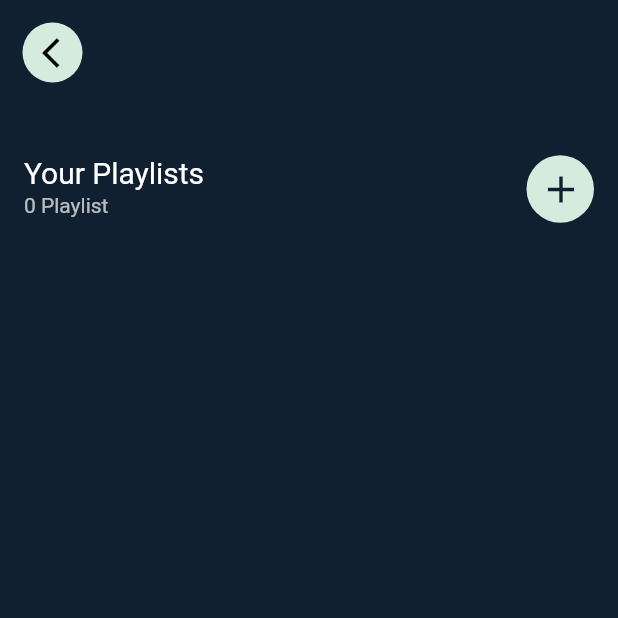
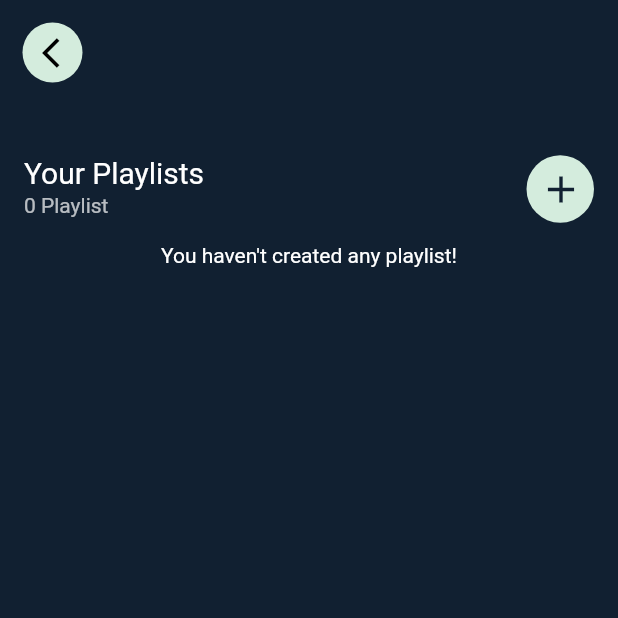
Before and after one commit to muhammedbilals/Jazz_Music_Player, a Flutter app: the PlayListScreen screen opened directly, on a phone screen of 412 x 824 dp, the top half of it. Run offline on Flutter 3.47's test engine with Material 2 defaults, Android fonts, the phone set to English and light mode, and no system bars; our stand-ins replace assets_audio_player, audio_video_progress_bar, google_fonts, hive, hive_flutter, on_audio_query and 1 more; accounts and stored records are empty; Roboto replaces fonts that are missing (Kanit).

Commit message:
added empty list msg to all sections

```diff
--- a/lib/screens/mainhome/screens/playlist_list_screen.dart
+++ b/lib/screens/mainhome/screens/playlist_list_screen.dart
@@ -93,7 +93,8 @@ class _PlayListScreenState extends State<PlayListScreen> {
                 builder: (context, Box<PlaylistSongs> playlistsongs, child) {
                   List<PlaylistSongs> playlistsong =
                       playlistsongs.values.toList();
-                  return ListView.builder(
+                  return playlistsong.isNotEmpty
+                      ? (ListView.builder(
                           shrinkWrap: true,
                           itemCount: playlistsong.length,
                           itemBuilder: ((context, index) {
@@ -106,11 +107,15 @@ class _PlayListScreenState extends State<PlayListScreen> {
                                               playindex: index,
                                             ))));
                               },
-                        leading: playlistsong[index].playlistssongs!.isNotEmpty
+                              leading: playlistsong[index]
+                                      .playlistssongs!
+                                      .isNotEmpty
                                   ? QueryArtworkWidget(
                                       keepOldArtwork: true,
                                       artworkBorder: BorderRadius.circular(10),
-                                id: playlistsong[index].playlistssongs![0].id!,
+                                      id: playlistsong[index]
+                                          .playlistssongs![0]
+                                          .id!,
                                       type: ArtworkType.AUDIO)
                                   : SizedBox(
                                       width: 50,
@@ -137,6 +142,12 @@ class _PlayListScreenState extends State<PlayListScreen> {
                               ),
                             );
                           }),
+                        ))
+                      : Center(
+                          child: Text(
+                            "You haven't created any playlist!",
+                            style: GoogleFonts.kanit(color: colorwhite),
+                          ),
                         );
                 },
               )
```
Also changed, not shown: lib/screens/mainhome/screens/Liked_songs_list.dart (+21 -8 lines), lib/screens/mainhome/screens/most_played.dart (+25 -14 lines), lib/screens/mainhome/screens/playlist_full_lsit.dart (+34 -27 lines), lib/screens/mainhome/screens/recentlyplayedscreen.dart (+14 -4 lines), assets/images/city of stars.jpg (deleted), assets/images/city of stars.png (deleted), 2 other files. Lines whose indentation alone changed are shown as unchanged.
